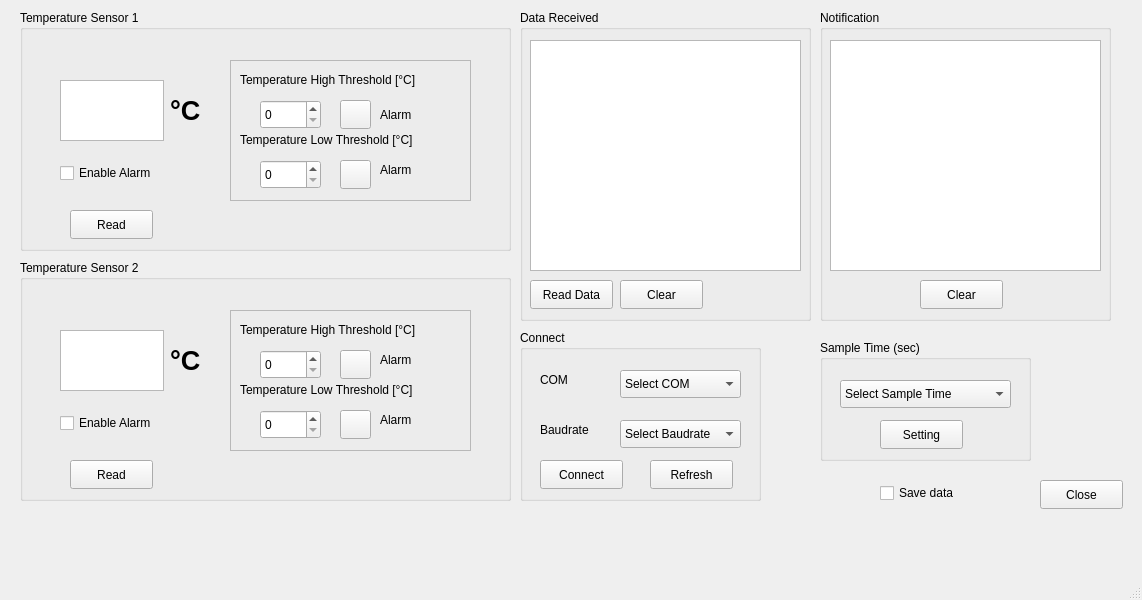
QuocNguyen199/dlcn_btl_qt, file LM35/mainwindow.ui: the form before one commit.
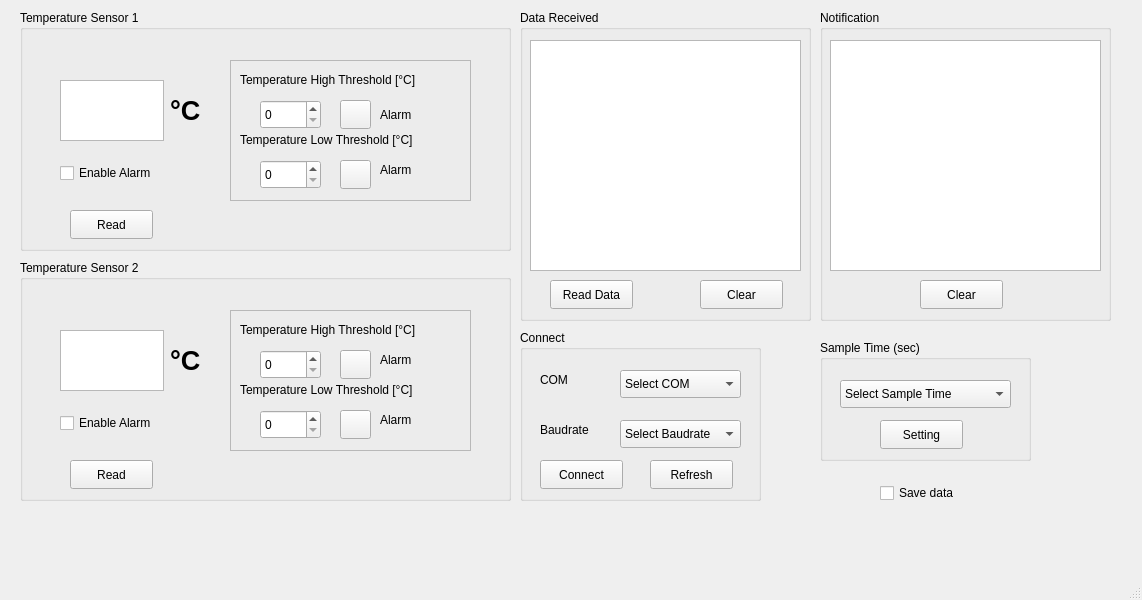
The form after the commit.

Patch:
```diff
--- a/LM35/mainwindow.ui
+++ b/LM35/mainwindow.ui
@@ -534,19 +534,6 @@
      </property>
     </widget>
    </widget>
-   <widget class="QPushButton" name="btn_Close">
-    <property name="geometry">
-     <rect>
-      <x>1040</x>
-      <y>480</y>
-      <width>83</width>
-      <height>29</height>
-     </rect>
-    </property>
-    <property name="text">
-     <string>Close</string>
-    </property>
-   </widget>
    <widget class="QGroupBox" name="groupBox_5">
     <property name="geometry">
      <rect>
@@ -572,7 +559,7 @@
     <widget class="QPushButton" name="btn_ClearData">
      <property name="geometry">
       <rect>
-       <x>100</x>
+       <x>180</x>
        <y>270</y>
        <width>83</width>
        <height>29</height>
@@ -585,7 +572,7 @@
     <widget class="QPushButton" name="btn_ReadData">
      <property name="geometry">
       <rect>
-       <x>10</x>
+       <x>30</x>
        <y>270</y>
        <width>83</width>
        <height>29</height>
```
